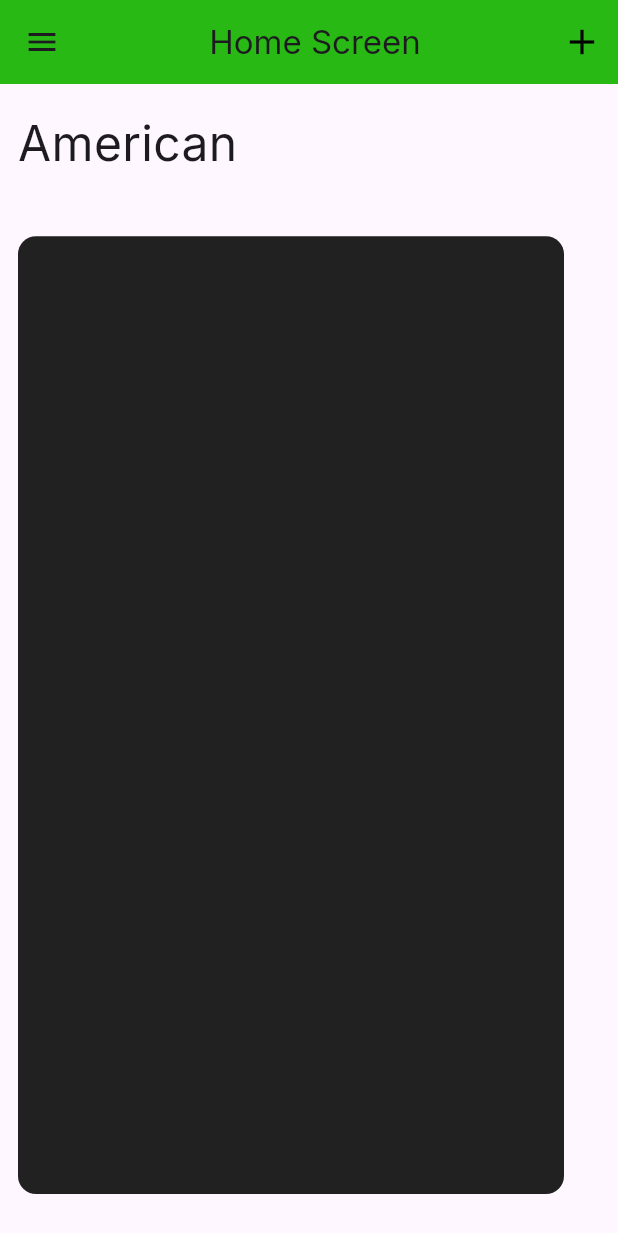
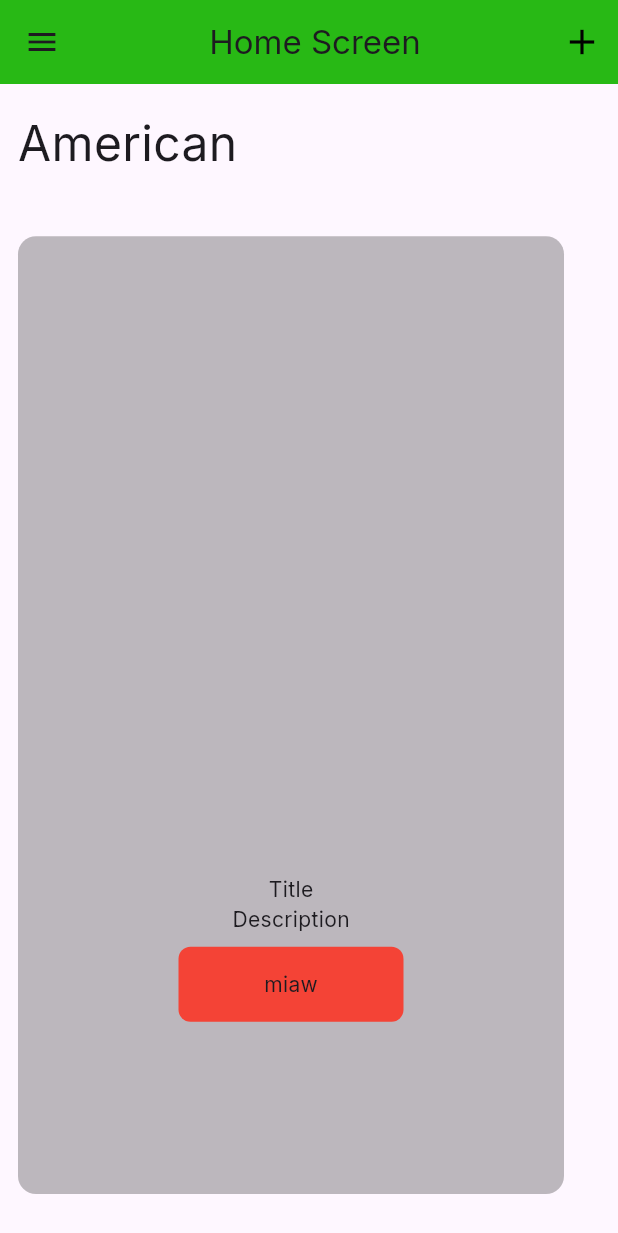
Before and after one commit to RafihYahya/RECIPE_APP_FLUTTER, a Flutter app: the screen it shows after launch, on a phone screen of 412 x 824 dp. Shown: the top 1233 px of the screen. Run offline on Flutter 3.47's test engine with Material 2 defaults, Android fonts, the phone set to English and light mode, and no system bars; our stand-ins replace google_fonts.

Commit message:
details_details

```diff
--- a/lib/components/custom_card.dart
+++ b/lib/components/custom_card.dart
@@ -7,11 +7,39 @@ class CustomCardMainP extends StatelessWidget {
 
   @override
   Widget build(BuildContext context) {
-    return Container(
-      decoration: BoxDecoration(
-        color: Colors.black87,
-        borderRadius: BorderRadius.circular(12.0),
-      ),
+    return Stack(
+      alignment: Alignment.center,
+      children: [
+        Container(
+          decoration: BoxDecoration(
+            color: Colors.black26,
+            borderRadius: BorderRadius.circular(12.0),
+          ),
+        ),
+        Column(
+          children: [
+            Expanded(flex: 2, child: SizedBox()),
+            Expanded(
+                flex: 1,
+                child: Column(
+                  children: [
+                    Text('Title'),
+                    Text('Description'),
+                    SizedBox(height: 8.0),
+                    Container(
+                      height: 50,
+                      width: 150,
+                      decoration: BoxDecoration(
+                        borderRadius: BorderRadius.circular(8.0),
+                        color: Colors.red,
+                      ),
+                      child: Center(child: Text('miaw')),
+                    )
+                  ],
+                ))
+          ],
+        )
+      ],
     );
   }
 }
--- a/lib/pages/home_page.dart
+++ b/lib/pages/home_page.dart
@@ -22,7 +22,7 @@ class _HomePageState extends State<HomePage> {
           actions: [
             IconButton(
               onPressed: () {},
-              icon: Icon(Icons.add),
+              icon: const Icon(Icons.add),
               color: Colors.black,
               iconSize: 28.0,
             )
@@ -30,7 +30,7 @@ class _HomePageState extends State<HomePage> {
         ),
         drawer: Drawer(),
         body: PageView.builder(
-          physics: PageScrollPhysics(),
+          physics: const PageScrollPhysics(),
           scrollDirection: Axis.vertical,
           itemCount: 20,
           itemBuilder: (context, index) => Padding(
```
